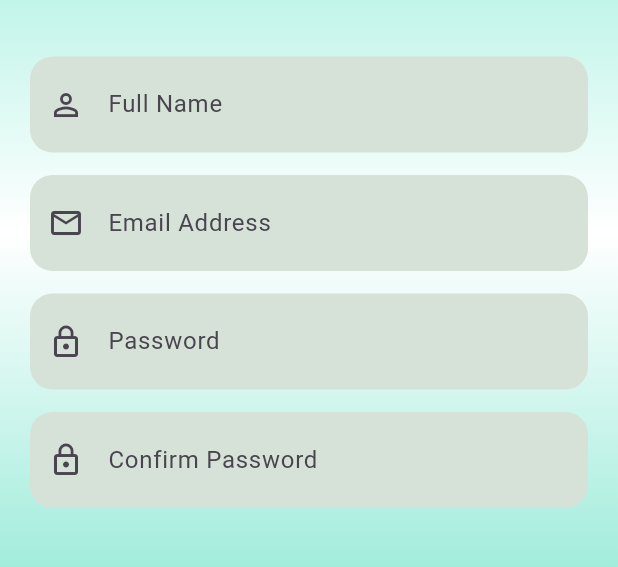
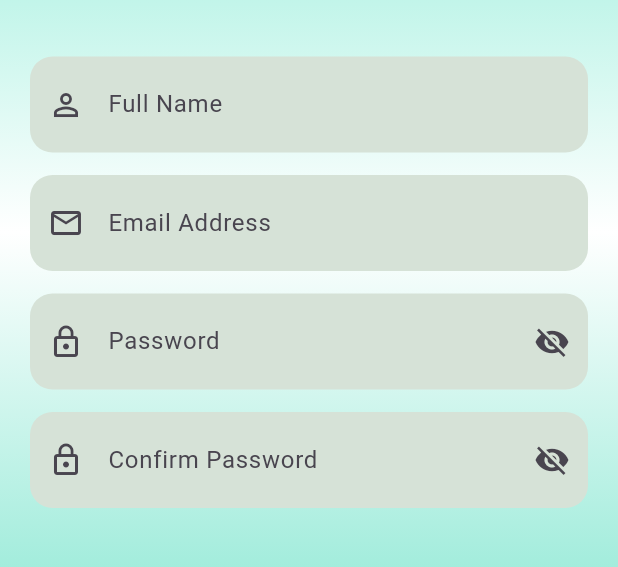
Before and after one commit to shamseernpm-beep/medTime, a Flutter app: the Signup screen opened directly, on a phone screen of 412 x 824 dp, the part 386-953 px from its top. Run offline on Flutter 3.47's test engine with Material 3 defaults, Android fonts, the phone set to English and light mode, and no system bars.

Commit message:
start login

```diff
--- a/lib/view/signup.dart
+++ b/lib/view/signup.dart
@@ -16,6 +16,9 @@ class _SignupState extends State<Signup> {
       TextEditingController();
 
   final formKey = GlobalKey<FormState>();
+
+  bool isPasswordVisible = false;
+  bool isConfirmPasswordVisible = false;
 
   @override
   Widget build(BuildContext context) {
@@ -111,12 +114,24 @@ class _SignupState extends State<Signup> {
                       // Password
                       TextFormField(
                         controller: passwordController,
-                        obscureText: true,
+                        obscureText: !isPasswordVisible,
                         decoration: InputDecoration(
                           filled: true,
                           fillColor: Color.fromARGB(255, 214, 226, 215),
                           hintText: "Password",
                           prefixIcon: Icon(Icons.lock_outline),
+                          suffixIcon: IconButton(
+                            icon: Icon(
+                              isPasswordVisible
+                                  ? Icons.visibility
+                                  : Icons.visibility_off,
+                            ),
+                            onPressed: () {
+                              setState(() {
+                                isPasswordVisible = !isPasswordVisible;
+                              });
+                            },
+                          ),
                           contentPadding: EdgeInsets.symmetric(
                             vertical: 20,
                             horizontal: 10,
@@ -142,12 +157,25 @@ class _SignupState extends State<Signup> {
                       // Confirm Password
                       TextFormField(
                         controller: confirmPasswordController,
-                        obscureText: true,
+                        obscureText: !isConfirmPasswordVisible,
                         decoration: InputDecoration(
                           filled: true,
                           fillColor: Color.fromARGB(255, 214, 226, 215),
                           hintText: "Confirm Password",
                           prefixIcon: Icon(Icons.lock_outline),
+                          suffixIcon: IconButton(
+                            icon: Icon(
+                              isConfirmPasswordVisible
+                                  ? Icons.visibility
+                                  : Icons.visibility_off,
+                            ),
+                            onPressed: () {
+                              setState(() {
+                                isConfirmPasswordVisible =
+                                    !isConfirmPasswordVisible;
+                              });
+                            },
+                          ),
                           contentPadding: EdgeInsets.symmetric(
                             vertical: 20,
                             horizontal: 10,
```
